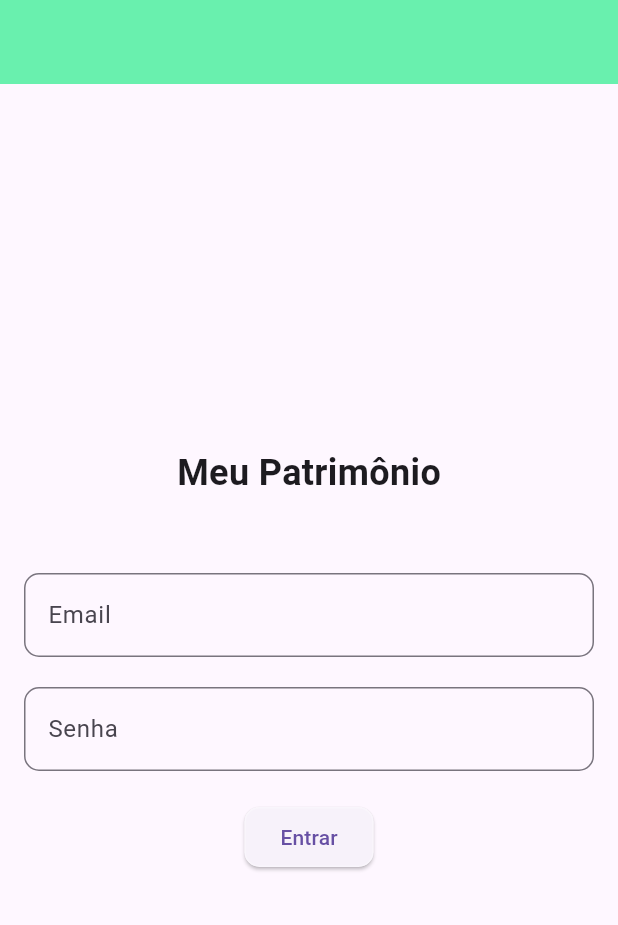
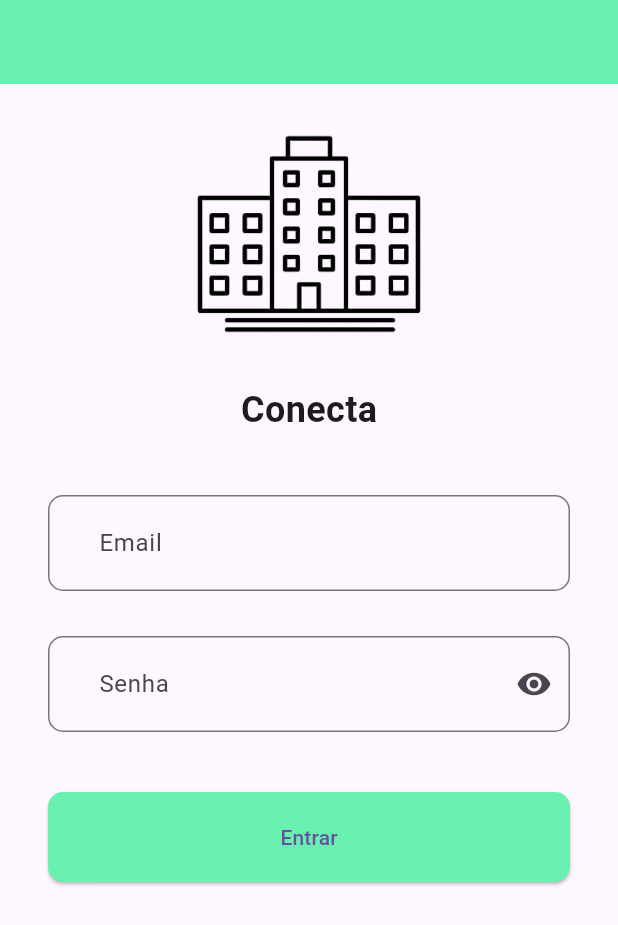
Before and after one commit to lucasrocha0402/meu_patrimonio, a Flutter app: the screen it shows after launch, on a phone screen of 412 x 824 dp. Shown: the top 925 px of the screen. Run offline on Flutter 3.47's test engine with Material 3 defaults, Android fonts, the phone set to English and light mode, and no system bars; our stand-ins replace image_picker, photo_view; missing offline and left inert: barcode_scan2.

Commit message:
realizando alterações dia 10

```diff
--- a/lib/screens/SearchPatrimonioScreen .dart
+++ b/lib/screens/SearchPatrimonioScreen .dart
@@ -1,6 +1,6 @@
 import 'package:flutter/material.dart';
 import '../models/patrimonio.dart';
-import 'ProductDetailScreen .dart';
+import 'ProductDetailScreen.dart';
 
 class SearchPatrimonioScreen extends StatefulWidget {
   final List<Patrimonio> patrimonioList;
--- a/lib/screens/add_patrimonio_screen.dart
+++ b/lib/screens/add_patrimonio_screen.dart
@@ -1,5 +1,4 @@
 import 'package:flutter/material.dart';
-import '../models/patrimonio.dart';
 
 class AddPatrimonioScreen extends StatelessWidget {
   final TextEditingController nomeController = TextEditingController();
--- a/lib/screens/login_screen.dart
+++ b/lib/screens/login_screen.dart
@@ -12,6 +12,16 @@ class _LoginScreenState extends State<LoginScreen> {
   final senhaController = TextEditingController();
   String? mensagemErro;
   bool _isLoading = false;
+  bool _obscureText = true; // For password visibility toggle
+
+  // Mocked user data
+  List<User> _mockedUsers() {
+    return [
+      User(id: 1, nome: 'Alice', email: 'alice@gmail.com', password: '123456'),
+      User(id: 2, nome: 'Bob', email: 'bob@example.com', password: 'abcdef'),
+      User(id: 3, nome: 'Lucas', email: 'lucas@gmail.com', password: '123456'),
+    ];
+  }
 
   Future<void> login() async {
     final String email = emailController.text;
@@ -29,18 +39,11 @@ class _LoginScreenState extends State<LoginScreen> {
       mensagemErro = null;
     });
 
-    // Usuários mockados
-    List<User> _mockedUsers = [
-      User(id: 1, nome: 'Alice', email: 'alice@gmail.com', password: '123456'),
-      User(id: 2, nome: 'Bob', email: 'bob@example.com', password: 'abcdef'),
-      User(id: 3, nome: 'Lucas', email: 'lucas@gmail.com', password: '123456'),
-    ];
-
     // Simulação de delay como se estivesse fazendo uma requisição
     await Future.delayed(Duration(seconds: 1));
 
     // Verifique o usuário com base no e-mail e na senha
-    User? user = _mockedUsers.firstWhere(
+    User? user = _mockedUsers().firstWhere(
       (user) => user.email == email && user.password == senha,
       orElse: () =>
           User(id: -1, nome: 'Usuário não encontrado', email: '', password: ''),
@@ -69,19 +72,24 @@ class _LoginScreenState extends State<LoginScreen> {
           title: Text(''),
           backgroundColor: Colors.greenAccent,
         ),
-      body: Padding(
-        padding: const EdgeInsets.all(16.0),
+        body: SingleChildScrollView(
+          child: Padding(
+            padding: const EdgeInsets.symmetric(horizontal: 32.0),
             child: Column(
               mainAxisAlignment: MainAxisAlignment.center,
               children: [
+                Image.asset(
+                  'assets/imagen/enterprise_icon.png',
+                  height: 200,
+                ),
                 Text(
-              'Meu Patrimônio',
+                  'Conecta',
                   style: TextStyle(
                     fontSize: 24,
                     fontWeight: FontWeight.bold,
                   ),
                 ),
-            SizedBox(height: 50),
+                SizedBox(height: 40),
                 TextField(
                   controller: emailController,
                   keyboardType: TextInputType.emailAddress,
@@ -91,9 +99,11 @@ class _LoginScreenState extends State<LoginScreen> {
                       borderRadius: BorderRadius.circular(10),
                       borderSide: BorderSide(color: Colors.white30),
                     ),
+                    contentPadding:
+                        EdgeInsets.symmetric(vertical: 20.0, horizontal: 30.0),
                   ),
                 ),
-            SizedBox(height: 20),
+                SizedBox(height: 30),
                 TextField(
                   controller: senhaController,
                   keyboardType: TextInputType.visiblePassword,
@@ -103,19 +113,35 @@ class _LoginScreenState extends State<LoginScreen> {
                       borderRadius: BorderRadius.circular(10),
                       borderSide: BorderSide(color: Colors.white30),
                     ),
+                    suffixIcon: IconButton(
+                      icon: Icon(
+                        _obscureText ? Icons.visibility : Icons.visibility_off,
                       ),
-              obscureText: true,
+                      onPressed: () {
+                        setState(() {
+                          _obscureText = !_obscureText;
+                        });
+                      },
                     ),
-            SizedBox(height: 20),
-            ElevatedButton(
+                    contentPadding:
+                        EdgeInsets.symmetric(vertical: 20.0, horizontal: 30.0),
+                  ),
+                  obscureText: _obscureText,
+                ),
+                SizedBox(height: 40),
+                SizedBox(
+                  width: double.infinity,
+                  child: ElevatedButton(
                     onPressed: _isLoading ? null : login,
                     child: _isLoading
                         ? CircularProgressIndicator(color: Colors.white)
                         : Text('Entrar'),
-              style: OutlinedButton.styleFrom(
-                side: BorderSide(color: Colors.white30),
+                    style: ElevatedButton.styleFrom(
+                      backgroundColor: Colors.greenAccent,
                       shape: RoundedRectangleBorder(
                         borderRadius: BorderRadius.circular(10),
+                      ),
+                      padding: EdgeInsets.symmetric(vertical: 20.0),
                     ),
                   ),
                 ),
@@ -130,6 +156,6 @@ class _LoginScreenState extends State<LoginScreen> {
               ],
             ),
           ),
-    );
+        ));
   }
 }
--- a/pubspec.yaml
+++ b/pubspec.yaml
@@ -92,3 +92,5 @@ flutter:
   #
   # For details regarding fonts from package dependencies,
   # see https://flutter.dev/to/font-from-package
+  assets:
+    - assets/imagen/enterprise_icon.png
```
Also changed, not shown: lib/screens/history_manuetencao_screen.dart (added, +47 -0 lines), lib/screens/home_screen.dart (+19 -9 lines), assets/imagen/enterprise_icon.png (added). Lines whose indentation alone changed are shown as unchanged.
